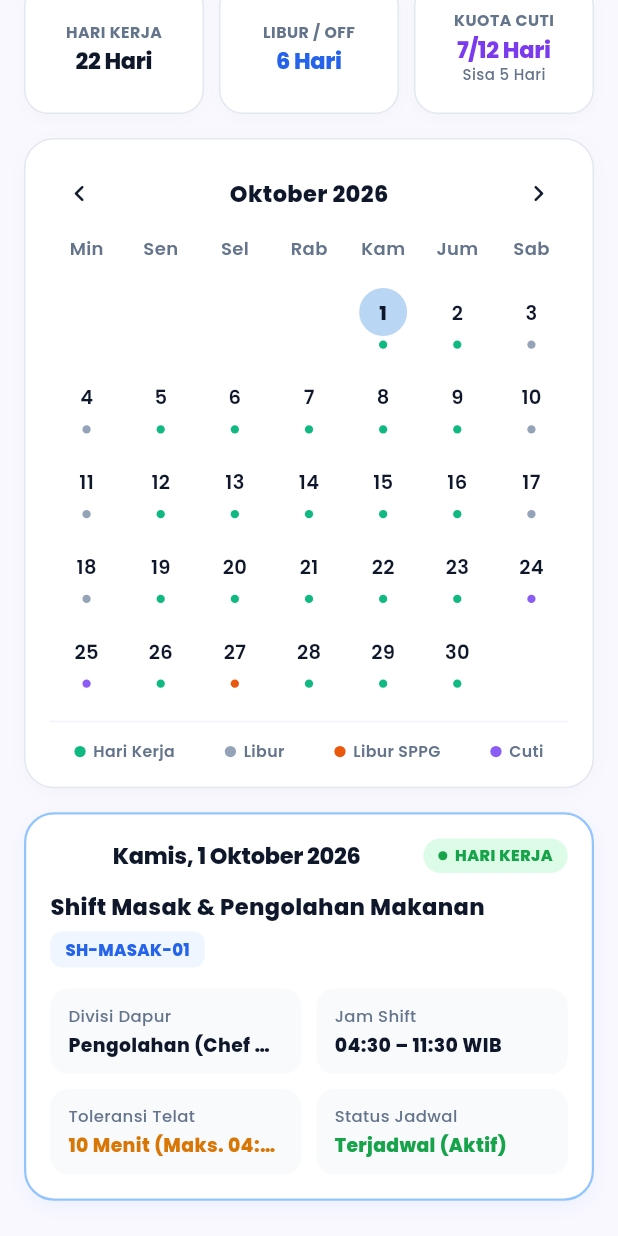
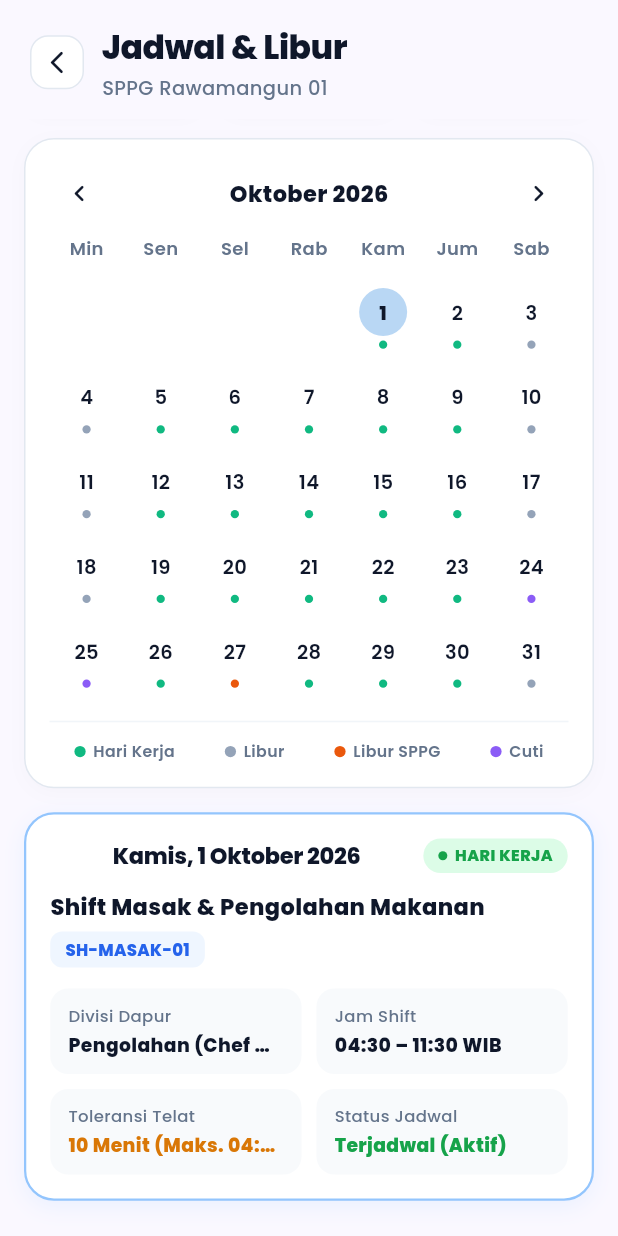
Before and after one commit to Pak-D-Kingdom/sim_sppg_mobile, a Flutter app: the _JadwalPageView screen opened directly, scrolled down 95 dp, after a tap on the "chevron left" icon, on a phone screen of 412 x 824 dp. Run offline on Flutter 3.47's test engine with Material 3 defaults, Android fonts, the phone set to English and light mode, and no system bars; our stand-ins replace dartz, dio, equatable, flutter_bloc, get_it, material_ui; network calls fail.

Commit message:
refactor: optimize jadwal calendar loading state and UI layout

```diff
--- a/lib/features/jadwal/data/datasources/jadwal_remote_data_source_impl.dart
+++ b/lib/features/jadwal/data/datasources/jadwal_remote_data_source_impl.dart
@@ -36,8 +36,8 @@ class JadwalRemoteDataSourceImpl implements JadwalRemoteDataSource {
   }
 
   JadwalDataModel _generateSampleJadwalData(int month, int year) {
-    // Generate dates for November 2026 exactly matching the reference design
-    const int totalDays = 30;
+    // Generate dates dynamically based on days in month
+    final int totalDays = DateTime(year, month + 1, 0).day;
     final List<JadwalDay> days = [];
 
     final indonesianDayNames = [
--- a/lib/features/jadwal/presentation/bloc/jadwal_bloc.dart
+++ b/lib/features/jadwal/presentation/bloc/jadwal_bloc.dart
@@ -89,6 +89,8 @@ class JadwalBloc extends Bloc<JadwalEvent, JadwalState> {
   ) async {
     final currentState = state;
     if (currentState is JadwalLoaded) {
+      if (currentState.isCalendarLoading) return;
+
       int newMonth = currentState.data.currentMonth + event.offset;
       int newYear = currentState.data.currentYear;
 
@@ -100,10 +102,15 @@ class JadwalBloc extends Bloc<JadwalEvent, JadwalState> {
         newYear += 1;
       }
 
-      emit(const JadwalLoading());
-      final result = await getJadwal(GetJadwalParams(month: newMonth, year: newYear));
+      // Hanya tandai kalender yang sedang me-load, tanpa mereset halaman
+      emit(currentState.copyWith(isCalendarLoading: true));
+
+      final result =
+          await getJadwal(GetJadwalParams(month: newMonth, year: newYear));
       result.fold(
-        (failure) => emit(JadwalError(message: failure.message)),
+        (failure) {
+          emit(currentState.copyWith(isCalendarLoading: false));
+        },
         (data) {
           final targetDay = data.days.isNotEmpty ? data.days.first : null;
           if (targetDay != null) {
@@ -112,10 +119,11 @@ class JadwalBloc extends Bloc<JadwalEvent, JadwalState> {
                 data: data,
                 selectedDate: targetDay.date,
                 selectedDay: targetDay,
+                isCalendarLoading: false,
               ),
             );
           } else {
-            emit(const JadwalError(message: 'Data jadwal tidak ditemukan.'));
+            emit(currentState.copyWith(isCalendarLoading: false));
           }
         },
       );
--- a/lib/features/jadwal/presentation/bloc/jadwal_state.dart
+++ b/lib/features/jadwal/presentation/bloc/jadwal_state.dart
@@ -21,27 +21,31 @@ class JadwalLoaded extends JadwalState {
   final JadwalData data;
   final DateTime selectedDate;
   final JadwalDay selectedDay;
+  final bool isCalendarLoading;
 
   const JadwalLoaded({
     required this.data,
     required this.selectedDate,
     required this.selectedDay,
+    this.isCalendarLoading = false,
   });
 
   JadwalLoaded copyWith({
     JadwalData? data,
     DateTime? selectedDate,
     JadwalDay? selectedDay,
+    bool? isCalendarLoading,
   }) {
     return JadwalLoaded(
       data: data ?? this.data,
       selectedDate: selectedDate ?? this.selectedDate,
       selectedDay: selectedDay ?? this.selectedDay,
+      isCalendarLoading: isCalendarLoading ?? this.isCalendarLoading,
     );
   }
 
   @override
-  List<Object?> get props => [data, selectedDate, selectedDay];
+  List<Object?> get props => [data, selectedDate, selectedDay, isCalendarLoading];
 }
 
 class JadwalError extends JadwalState {
--- a/lib/features/jadwal/presentation/pages/jadwal_page.dart
+++ b/lib/features/jadwal/presentation/pages/jadwal_page.dart
@@ -78,20 +78,27 @@ class _JadwalPageView extends StatelessWidget {
                 ),
               );
             } else if (state is JadwalLoaded) {
-              return SingleChildScrollView(
-                physics: const BouncingScrollPhysics(),
-                padding: const EdgeInsets.fromLTRB(16, 16, 16, 24),
-                child: Column(
+              return Column(
                 crossAxisAlignment: CrossAxisAlignment.start,
                 children: [
-                    // 1. Header (Title & Subtitle)
-                    JadwalHeaderWidget(
+                  // Fixed / Sticky Top Bar (Tidak ikut ter-scroll)
+                  Padding(
+                    padding: const EdgeInsets.fromLTRB(16, 16, 16, 12),
+                    child: JadwalHeaderWidget(
                       title: state.data.title,
                       location: state.data.location,
                       showBackButton: canPop,
                     ),
-                    const SizedBox(height: 16),
+                  ),
 
+                  // Konten yang dapat di-scroll
+                  Expanded(
+                    child: SingleChildScrollView(
+                      physics: const BouncingScrollPhysics(),
+                      padding: const EdgeInsets.fromLTRB(16, 4, 16, 24),
+                      child: Column(
+                        crossAxisAlignment: CrossAxisAlignment.start,
+                        children: [
                           // 2. Summary Metric Cards (Hari Kerja, Libur/Off, Kuota Cuti)
                           JadwalSummaryCardsWidget(
                             summary: state.data.summary,
@@ -105,6 +112,7 @@ class _JadwalPageView extends StatelessWidget {
                             currentYear: state.data.currentYear,
                             days: state.data.days,
                             selectedDate: state.selectedDate,
+                            isLoading: state.isCalendarLoading,
                             onSelectDate: (date) {
                               context
                                   .read<JadwalBloc>()
@@ -129,6 +137,9 @@ class _JadwalPageView extends StatelessWidget {
                           ),
                         ],
                       ),
+                    ),
+                  ),
+                ],
               );
             }
             return const SizedBox.shrink();
--- a/lib/features/jadwal/presentation/widgets/jadwal_calendar_widget.dart
+++ b/lib/features/jadwal/presentation/widgets/jadwal_calendar_widget.dart
@@ -12,6 +12,7 @@ class JadwalCalendarWidget extends StatelessWidget {
   final ValueChanged<DateTime> onSelectDate;
   final VoidCallback onPreviousMonth;
   final VoidCallback onNextMonth;
+  final bool isLoading;
 
   const JadwalCalendarWidget({
     super.key,
@@ -23,6 +24,7 @@ class JadwalCalendarWidget extends StatelessWidget {
     required this.onSelectDate,
     required this.onPreviousMonth,
     required this.onNextMonth,
+    this.isLoading = false,
   });
 
   static const List<String> _weekdays = [
@@ -77,11 +79,16 @@ class JadwalCalendarWidget extends StatelessWidget {
             children: [
               IconButton(
                 icon: const Icon(Icons.chevron_left_rounded, size: 22),
-                color: AppColors.onSurface,
-                onPressed: onPreviousMonth,
+                color: isLoading
+                    ? AppColors.textSecondary.withValues(alpha: 0.3)
+                    : AppColors.onSurface,
+                onPressed: isLoading ? null : onPreviousMonth,
                 visualDensity: VisualDensity.compact,
                 splashRadius: 20,
               ),
+              Row(
+                mainAxisSize: MainAxisSize.min,
+                children: [
                   Text(
                     currentMonthYear,
                     style: const TextStyle(
@@ -90,10 +97,26 @@ class JadwalCalendarWidget extends StatelessWidget {
                       color: AppColors.onSurface,
                     ),
                   ),
+                  if (isLoading) ...[
+                    const SizedBox(width: 8),
+                    const SizedBox(
+                      width: 14,
+                      height: 14,
+                      child: CircularProgressIndicator(
+                        strokeWidth: 2,
+                        valueColor:
+                            AlwaysStoppedAnimation<Color>(Color(0xFF2563EB)),
+                      ),
+                    ),
+                  ],
+                ],
+              ),
               IconButton(
                 icon: const Icon(Icons.chevron_right_rounded, size: 22),
-                color: AppColors.onSurface,
-                onPressed: onNextMonth,
+                color: isLoading
+                    ? AppColors.textSecondary.withValues(alpha: 0.3)
+                    : AppColors.onSurface,
+                onPressed: isLoading ? null : onNextMonth,
                 visualDensity: VisualDensity.compact,
                 splashRadius: 20,
               ),
@@ -120,8 +143,12 @@ class JadwalCalendarWidget extends StatelessWidget {
           ),
           const SizedBox(height: 10),
 
-          // 3. Dates Grid
-          _buildDatesGrid(startOffset),
+          // 3. Dates Grid with smooth opacity during month change
+          AnimatedOpacity(
+            opacity: isLoading ? 0.35 : 1.0,
+            duration: const Duration(milliseconds: 180),
+            child: _buildDatesGrid(startOffset),
+          ),
 
           const SizedBox(height: 14),
           const Divider(color: Color(0xFFF1F5F9), height: 1),
```
Lines whose indentation alone changed are shown as unchanged.
